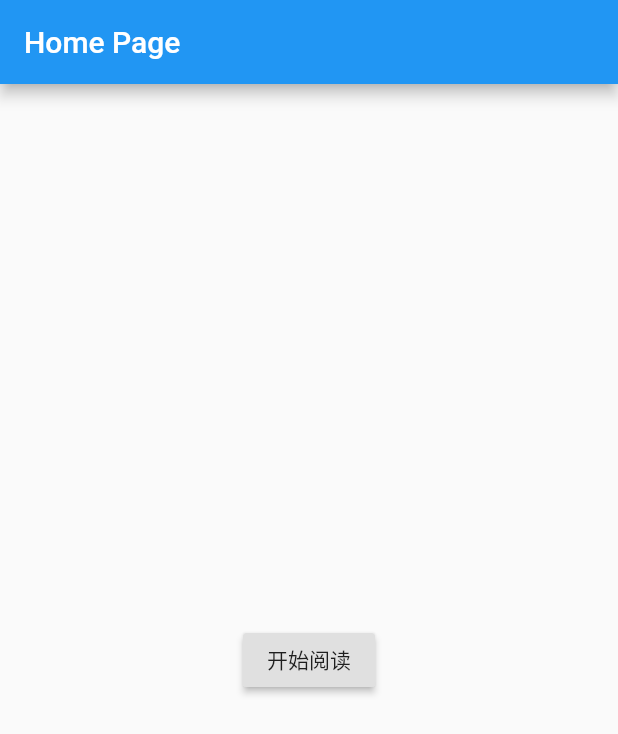
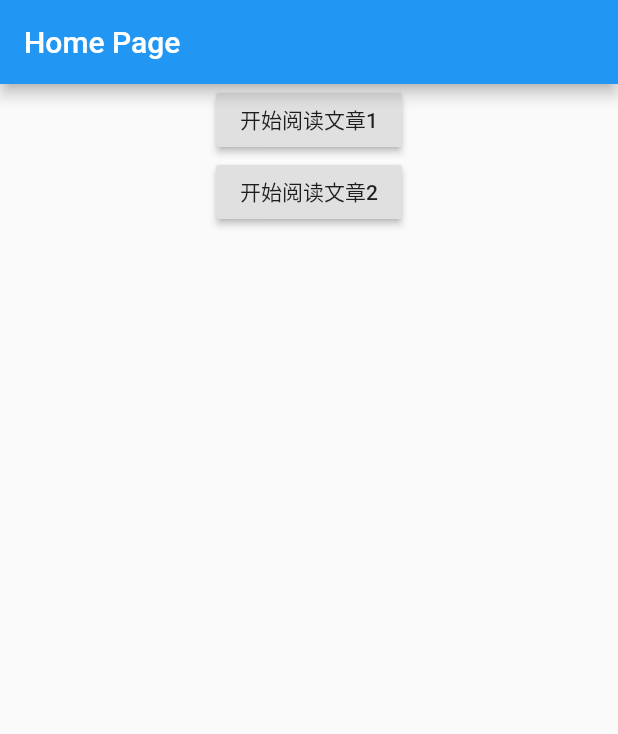
Before and after one commit to Jangts/HelloFlutter, a Flutter app: the screen it shows after launch, on a phone screen of 412 x 824 dp. Shown: the top 734 px of the screen. Run offline on Flutter 3.47's test engine with Material 2 defaults, Android fonts, the phone set to English and light mode, and no system bars.

Commit message:
add parameters passing function

```diff
--- a/lib/main.dart
+++ b/lib/main.dart
@@ -1,7 +1,6 @@
 import 'package:flutter/material.dart';
 import 'package:hello_world/views/pages/HomePage/main.dart';
 import 'package:hello_world/views/pages/ReadingPage/main.dart';
-
 
 void main() {
   runApp(MyApp());
--- a/lib/views/pages/HomePage/main.dart
+++ b/lib/views/pages/HomePage/main.dart
@@ -1,5 +1,4 @@
 import 'package:flutter/material.dart';
-
 
 class HomePage extends StatelessWidget {
   final String title;
@@ -7,17 +6,25 @@ class HomePage extends StatelessWidget {
 
   @override
   Widget build(BuildContext context) {
-    return new Scaffold(
-      appBar: new AppBar(
-        title: new Text(title),
+    return Scaffold(
+      appBar: AppBar(
+        title: Text(title),
       ),
-      body: new Center(
-          child: new RaisedButton(
-              child: new Text("开始阅读"),
-              onPressed: () {
-                Navigator.of(context)
-                    .pushNamed('router/reading'); //这里一定要保证跳页的路由路径跟上面注册的路径一致
-              })),
+      body: Center(
+          child: Column(children: <Widget>[
+        RaisedButton(
+            child: Text("开始阅读文章1"),
+            onPressed: () {
+              Navigator.of(context).pushNamed('router/reading',
+                  arguments: 0); //这里一定要保证跳页的路由路径跟上面注册的路径一致
+            }),
+        RaisedButton(
+            child: Text("开始阅读文章2"),
+            onPressed: () {
+              Navigator.of(context).pushNamed('router/reading',
+                  arguments: 1); //这里一定要保证跳页的路由路径跟上面注册的路径一致
+            })
+      ])),
     );
   }
 }
```
Also changed, not shown: lib/views/pages/ReadingPage/main.dart (+21 -15 lines).
